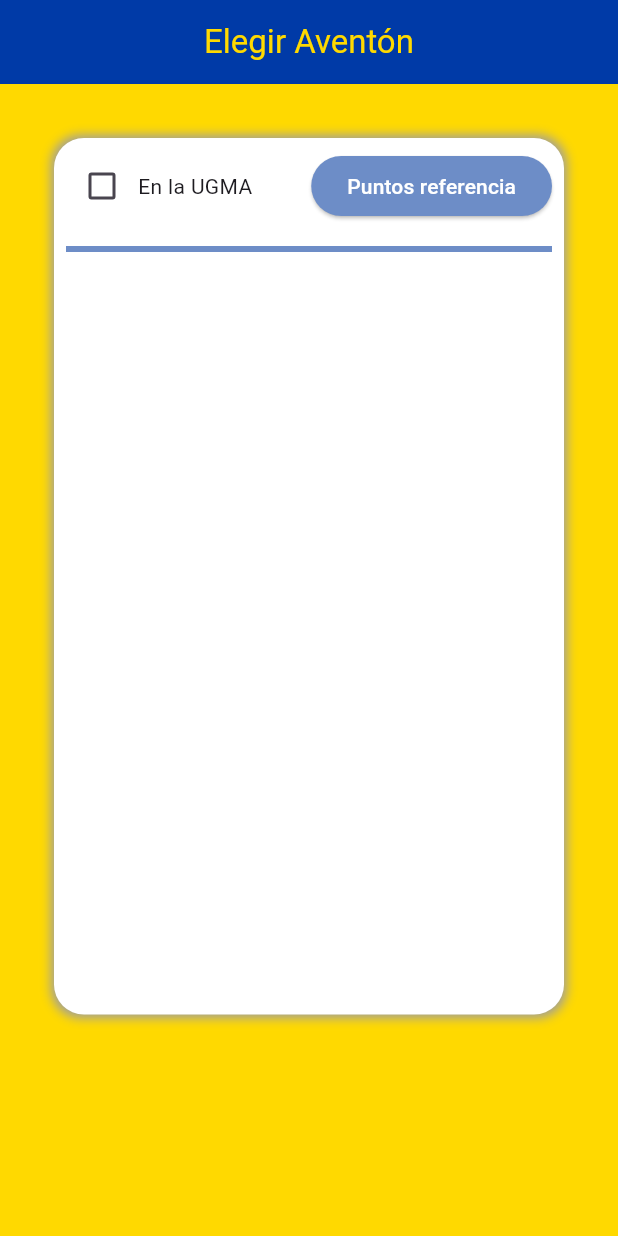
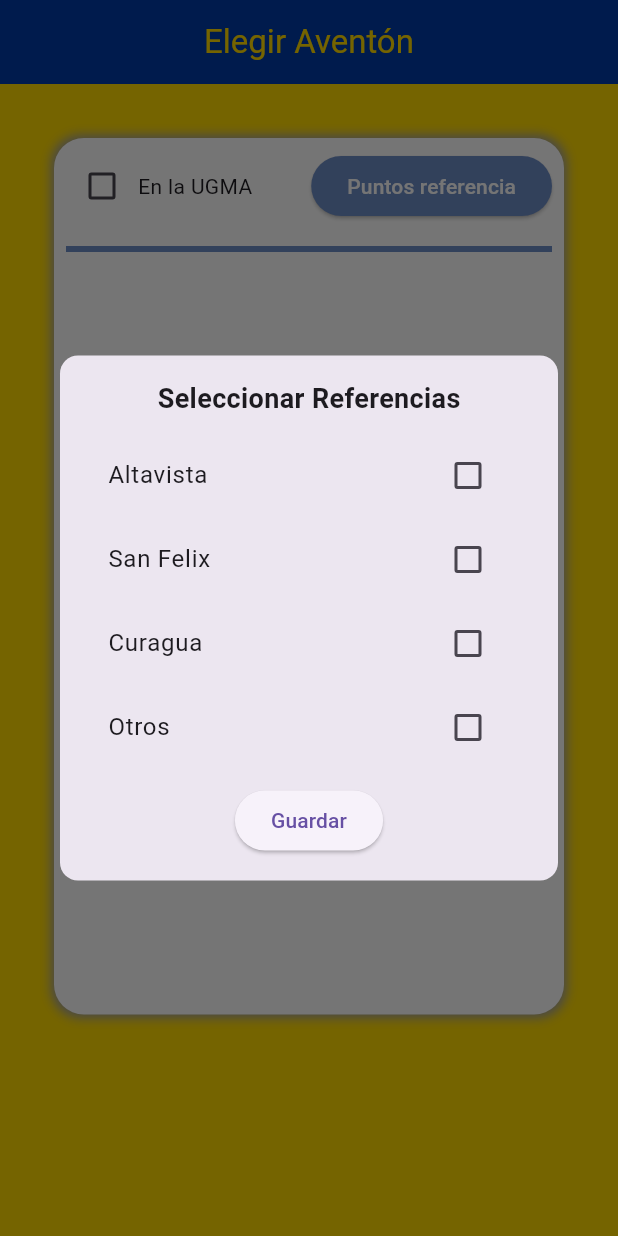
Before and after one commit to JoseL2119/ugmaventon-, a Flutter app: the screen it shows after launch, after a tap on "Puntos referencia", on a phone screen of 412 x 824 dp. Run offline on Flutter 3.47's test engine with Material 3 defaults, Android fonts, the phone set to English and light mode, and no system bars; our stand-ins replace cloud_firestore, firebase_auth, firebase_core, flutter_hooks, image_picker; missing offline and left inert: flutter_osm_interface, flutter_osm_plugin, pointer_interceptor; accounts and stored records are empty.

Commit message:
Otro fix al anterior :shipit: :shipit: :shipit: :ballot_box_with_check:

```diff
--- a/lib/pages/Elegir_Aventon.dart
+++ b/lib/pages/Elegir_Aventon.dart
@@ -294,12 +294,7 @@ class _ReferenceSelectionWidgetState extends State<ReferenceSelectionWidget> {
   @override
   void initState() {
     super.initState();
-    // Activar "Otros" por defecto si no hay ninguna referencia seleccionada
-    _tempSelectedReferences = widget.selectedReferences.isEmpty
-        ? ['Otros']
-        : List.from(widget.selectedReferences);
-
-    Navigator.pop(context, _tempSelectedReferences);
+    _tempSelectedReferences = List.from(widget.selectedReferences);
   }
 
   @override
```
